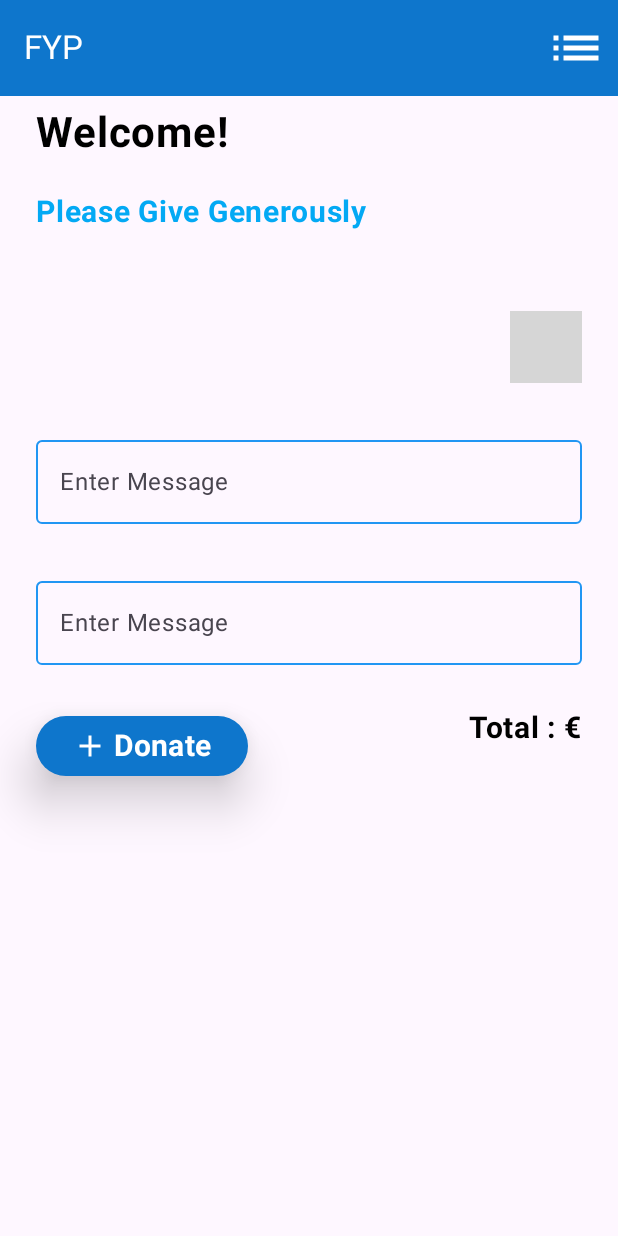
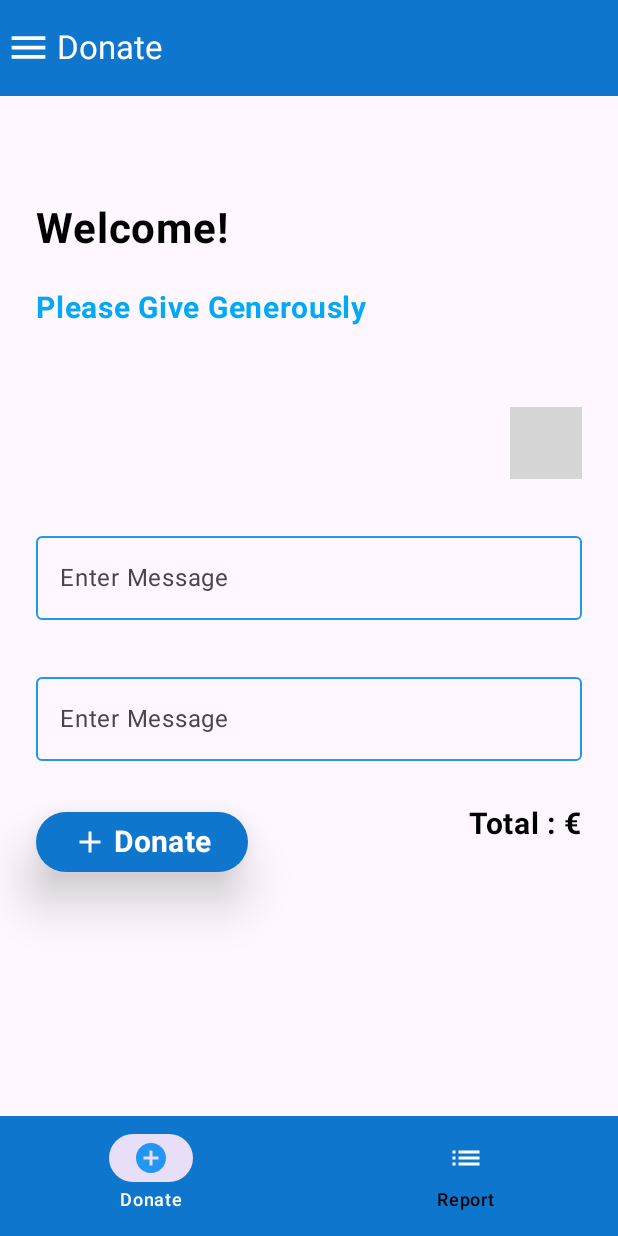
Before and after one commit to DenisMiculescu/FYP, an Android app built with Jetpack Compose: the screen it shows after launch (MainActivity), after a tap on "Donate", on a phone screen of 412 x 824 dp. Run offline under Robolectric (Android 15) with nearby library versions, the phone set to English and light mode, and no system bars; our stand-ins replace Timber; grey boxes are pictures that could not be loaded.

Commit message:
Bottom Nav Implemented

```diff
--- a/app/src/main/java/com/example/fyp/MainActivity.kt
+++ b/app/src/main/java/com/example/fyp/MainActivity.kt
@@ -4,22 +4,11 @@ import android.annotation.SuppressLint
 import android.os.Bundle
 import androidx.activity.ComponentActivity
 import androidx.activity.compose.setContent
-import androidx.activity.enableEdgeToEdge
 import androidx.compose.foundation.layout.fillMaxSize
-import androidx.compose.foundation.layout.padding
-import androidx.compose.foundation.layout.size
-import androidx.compose.material.icons.Icons
-import androidx.compose.material.icons.automirrored.filled.List
-import androidx.compose.material.icons.filled.Add
 import androidx.compose.material3.ExperimentalMaterial3Api
-import androidx.compose.material3.Icon
-import androidx.compose.material3.IconButton
 import androidx.compose.material3.MaterialTheme
 import androidx.compose.material3.Scaffold
 import androidx.compose.material3.Surface
-import androidx.compose.material3.Text
-import androidx.compose.material3.TopAppBar
-import androidx.compose.material3.TopAppBarDefaults
 import androidx.compose.runtime.Composable
 import androidx.compose.runtime.getValue
 import androidx.compose.runtime.mutableStateListOf
@@ -27,15 +16,17 @@ import androidx.compose.runtime.mutableStateOf
 import androidx.compose.runtime.remember
 import androidx.compose.runtime.setValue
 import androidx.compose.ui.Modifier
-import androidx.compose.ui.graphics.Color
-import androidx.compose.ui.res.stringResource
-import androidx.compose.ui.tooling.preview.Preview
-import androidx.compose.ui.unit.dp
+import androidx.navigation.NavHostController
+import androidx.navigation.compose.currentBackStackEntryAsState
+import androidx.navigation.compose.rememberNavController
 import com.example.fyp.data.ReceiptModel
+import com.example.fyp.navigation.NavHostProvider
+import com.example.fyp.navigation.Report
+import com.example.fyp.navigation.allDestinations
+import com.example.fyp.ui.components.general.BottomAppBarProvider
 import com.example.fyp.ui.components.general.MenuItem
+import com.example.fyp.ui.components.general.TopAppBarProvider
 import com.example.fyp.ui.theme.FYPTheme
-import com.example.fyp.ui.theme.screens.ScreenReceipt
-import com.example.fyp.ui.theme.screens.ScreenReport
 
 class MainActivity : ComponentActivity() {
     override fun onCreate(savedInstanceState: Bundle?) {
@@ -57,57 +48,32 @@ class MainActivity : ComponentActivity() {
 @SuppressLint("UnusedMaterial3ScaffoldPaddingParameter")
 @OptIn(ExperimentalMaterial3Api::class)
 @Composable
-fun FYPApp(modifier: Modifier = Modifier) {
+fun FYPApp(
+        modifier: Modifier = Modifier,
+        navController: NavHostController = rememberNavController()
+    ) {
     val receipts = remember { mutableStateListOf<ReceiptModel>() }
     var selectedMenuItem by remember { mutableStateOf<MenuItem?>(MenuItem.Receipt) }
 
+    val currentNavBackStackEntry by navController.currentBackStackEntryAsState()
+    val currentDestination = currentNavBackStackEntry?.destination
+    val currentBottomScreen =
+        allDestinations.find { it.route == currentDestination?.route } ?: Report
+
     Scaffold(
         modifier = modifier,
-        topBar = {
-            TopAppBar(
-                title = {
-                    Text(
-                        text = stringResource(id = R.string.app_name),
-                        color = Color.White
-                    )
-                },
-                colors = TopAppBarDefaults.largeTopAppBarColors(
-                    containerColor = MaterialTheme.colorScheme.primary
-                ),
-                actions = {
-                    if(selectedMenuItem == MenuItem.Receipt) {
-                        IconButton(onClick = {
-                            selectedMenuItem = MenuItem.Report
-                        }) {
-                            Icon(
-                                imageVector = Icons.AutoMirrored.Filled.List,
-                                contentDescription = "Options",
-                                tint = Color.White,
-                                modifier = Modifier.size(40.dp)
-                            )
-                        }
-                    }
-                    else {
-                        IconButton(onClick = {
-                            selectedMenuItem = MenuItem.Receipt
-                        }) {
-                            Icon(
-                                imageVector = Icons.Filled.Add,
-                                contentDescription = "Options",
-                                tint = Color.White,
-                                modifier = Modifier.size(40.dp)
-                            )
-                        }
-                    }
-                }
-            )
+        topBar = { TopAppBarProvider(currentScreen = currentBottomScreen) },
+        content = { paddingValues ->
+            NavHostProvider(
+                modifier = modifier,
+                navController = navController,
+                paddingValues = paddingValues,
+                receipts = receipts)
         },
-        content = {
-            when (selectedMenuItem) {
-                MenuItem.Receipt -> ScreenReceipt(modifier = modifier, receipts = receipts)
-                MenuItem.Report -> ScreenReport(modifier = modifier, receipts = receipts)
-                else -> {}
-            }
+        bottomBar = {
+            BottomAppBarProvider(navController,
+                currentScreen = currentBottomScreen,)
         }
     )
+
 }
--- /dev/null
+++ b/app/src/main/java/com/example/fyp/navigation/AppDestinations.kt
@@ -0,0 +1,27 @@
+package com.example.fyp.navigation
+
+import androidx.compose.material.icons.Icons
+import androidx.compose.material.icons.automirrored.filled.List
+import androidx.compose.material.icons.filled.AddCircle
+import androidx.compose.ui.graphics.vector.ImageVector
+
+interface AppDestination {
+    val icon: ImageVector
+    val label: String
+    val route: String
+}
+
+object Report : AppDestination {
+    override val icon = Icons.AutoMirrored.Filled.List
+    override val label = "Report"
+    override val route = "report"
+}
+
+object Receipt : AppDestination {
+    override val icon = Icons.Filled.AddCircle
+    override val label = "Donate"
+    override val route = "donate"
+}
+
+val bottomAppBarDestinations = listOf(Receipt, Report)
+val allDestinations = listOf(Report, Receipt)
--- /dev/null
+++ b/app/src/main/java/com/example/fyp/navigation/AppNavGraph.kt
@@ -0,0 +1,35 @@
+package com.example.fyp.navigation
+
+import androidx.compose.foundation.layout.PaddingValues
+import androidx.compose.foundation.layout.padding
+import androidx.compose.runtime.Composable
+import androidx.compose.runtime.snapshots.SnapshotStateList
+import androidx.compose.ui.Modifier
+import androidx.navigation.NavHostController
+import androidx.navigation.compose.NavHost
+import androidx.navigation.compose.composable
+import com.example.fyp.data.ReceiptModel
+import com.example.fyp.ui.screens.ScreenReceipt
+import com.example.fyp.ui.screens.ScreenReport
+
+
+@Composable
+fun NavHostProvider(
+    modifier: Modifier,
+    navController: NavHostController,
+    paddingValues: PaddingValues,
+    receipts: SnapshotStateList<ReceiptModel>
+) {
+    NavHost(
+        navController = navController,
+        startDestination = Report.route,
+        modifier = Modifier.padding(paddingValues = paddingValues)) {
+
+        composable(route = Receipt.route) {
+            ScreenReceipt(modifier = modifier, receipts = receipts)
+        }
+        composable(route = Report.route) {
+            ScreenReport(modifier = modifier, receipts = receipts)
+        }
+    }
+}
--- /dev/null
+++ b/app/src/main/java/com/example/fyp/ui/components/general/BottomAppBarProvider.kt
@@ -0,0 +1,66 @@
+package com.example.fyp.ui.components.general
+
+import androidx.compose.material3.Icon
+import androidx.compose.material3.MaterialTheme
+import androidx.compose.material3.NavigationBar
+import androidx.compose.material3.NavigationBarItem
+import androidx.compose.material3.NavigationBarItemDefaults
+import androidx.compose.material3.Text
+import androidx.compose.runtime.Composable
+import androidx.compose.runtime.getValue
+import androidx.compose.runtime.mutableIntStateOf
+import androidx.compose.runtime.remember
+import androidx.compose.runtime.setValue
+import androidx.compose.ui.graphics.Color.Companion.Black
+import androidx.compose.ui.graphics.Color.Companion.White
+import androidx.navigation.NavGraph.Companion.findStartDestination
+import androidx.navigation.NavHostController
+import com.example.fyp.navigation.AppDestination
+import com.example.fyp.navigation.bottomAppBarDestinations
+
+@Composable
+fun BottomAppBarProvider(
+    navController: NavHostController,
+    currentScreen: AppDestination
+) {
+
+    var navigationSelectedItem by remember { mutableIntStateOf(0) }
+
+    NavigationBar(
+        containerColor = MaterialTheme.colorScheme.primary,
+        contentColor = MaterialTheme.colorScheme.onSecondary,
+    ) {
+        //getting the list of bottom navigation items
+        bottomAppBarDestinations.forEachIndexed { index, navigationItem ->
+            //iterating all items with their respective indexes
+            NavigationBarItem(
+                selected = navigationItem == currentScreen,
+                colors = NavigationBarItemDefaults.colors(
+                    selectedIconColor = MaterialTheme.colorScheme.secondary,
+                    selectedTextColor = White,
+                    unselectedIconColor = White,
+                    unselectedTextColor = Black
+                ),
+                label = {
+                    Text(text = navigationItem.label)
+                },
+                icon = {
+                    Icon(
+                        navigationItem.icon,
+                        contentDescription = navigationItem.label
+                    )
+                },
+                onClick = {
+                    navigationSelectedItem = index
+                    navController.navigate(navigationItem.route) {
+                        popUpTo(navController.graph.findStartDestination().id) {
+                            saveState = true
+                        }
+                        launchSingleTop = true
+                        restoreState = true
+                    }
+                }
+            )
+        }
+    }
+}
--- /dev/null
+++ b/app/src/main/java/com/example/fyp/ui/components/general/TopAppBarProvider.kt
@@ -0,0 +1,42 @@
+package com.example.fyp.ui.components.general
+
+import androidx.compose.foundation.layout.size
+import androidx.compose.material.icons.Icons
+import androidx.compose.material.icons.filled.Menu
+import androidx.compose.material3.ExperimentalMaterial3Api
+import androidx.compose.material3.Icon
+import androidx.compose.material3.MaterialTheme
+import androidx.compose.material3.Text
+import androidx.compose.material3.TopAppBar
+import androidx.compose.material3.TopAppBarDefaults
+import androidx.compose.runtime.Composable
+import androidx.compose.ui.Modifier
+import androidx.compose.ui.graphics.Color
+import androidx.compose.ui.unit.dp
+import com.example.fyp.navigation.AppDestination
+
+@OptIn(ExperimentalMaterial3Api::class)
+@Composable
+fun TopAppBarProvider(currentScreen: AppDestination)
+{
+    TopAppBar(
+        title = {
+            Text(
+                text = currentScreen.label,
+                color = Color.White
+            )
+        },
+        colors = TopAppBarDefaults.largeTopAppBarColors(
+            containerColor = MaterialTheme.colorScheme.primary
+        ),
+        navigationIcon = {
+            Icon(
+                imageVector = Icons.Filled.Menu,
+                contentDescription = "Menu Button",
+                tint = Color.White,
+                modifier = Modifier.size(30.dp)
+            )
+        },
+        actions = { }
+    )
+}
--- a/app/src/main/java/com/example/fyp/ui/theme/screens/ScreenReceipt.kt
+++ b/app/src/main/java/com/example/fyp/ui/screens/ScreenReceipt.kt
@@ -1,4 +1,4 @@
-package com.example.fyp.ui.theme.screens
+package com.example.fyp.ui.screens
 
 import androidx.compose.foundation.layout.*
 import androidx.compose.runtime.*
--- a/app/src/main/java/com/example/fyp/ui/theme/screens/ScreenReport.kt
+++ b/app/src/main/java/com/example/fyp/ui/screens/ScreenReport.kt
@@ -1,4 +1,4 @@
-package com.example.fyp.ui.theme.screens
+package com.example.fyp.ui.screens
 
 import androidx.compose.foundation.layout.Column
 import androidx.compose.foundation.layout.fillMaxSize
```
